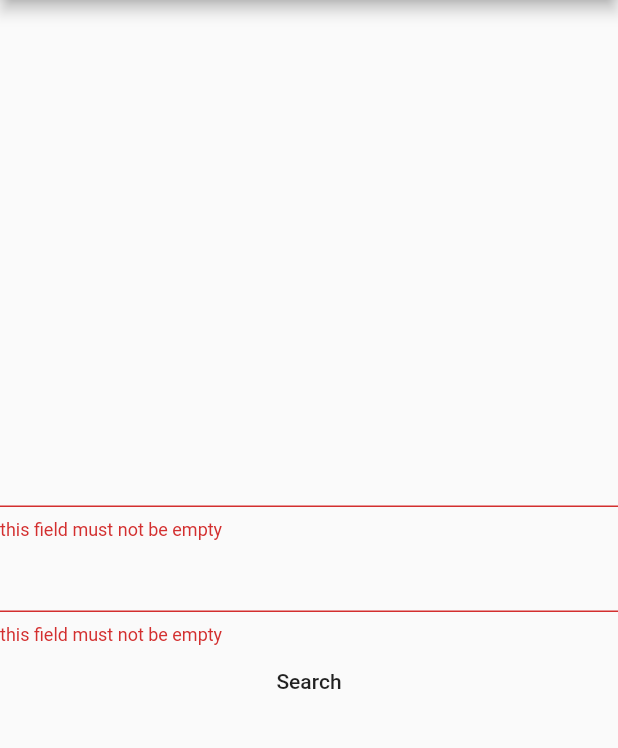
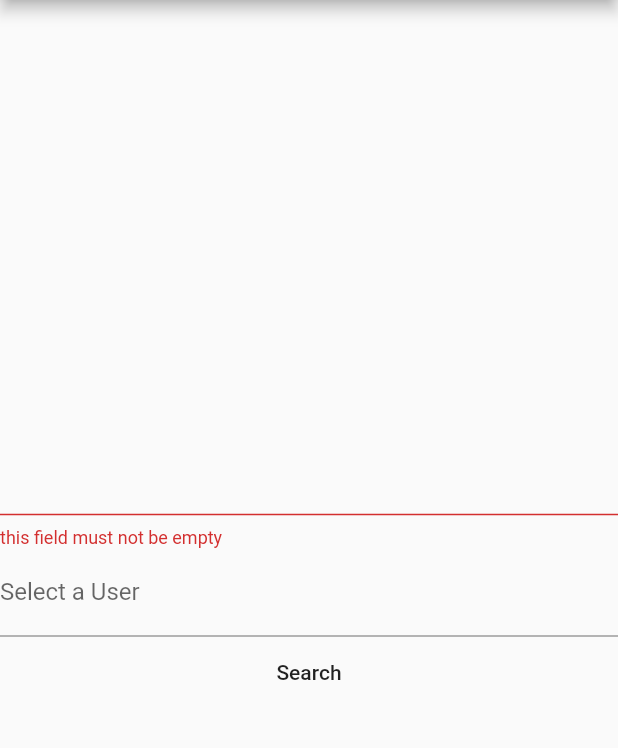
Before and after one commit to AlejandroEndo/lyrics_search_app, a Flutter app: the screen it shows after launch, after a tap on "Search", on a phone screen of 412 x 824 dp, the part 84-832 px from its top. Run offline on Flutter 3.47's test engine with Material 2 defaults, Android fonts, the phone set to English and light mode, and no system bars; our stand-ins replace flutter_typeahead.

Commit message:
title song suggestion implemented
implemented a real time suggestion search for songs title.

Android internet permission config added.

```diff
--- a/lib/models/song.dart
+++ b/lib/models/song.dart
@@ -2,5 +2,5 @@ class Song {
   final String lyrics;
   final String artist;
   final String title;
-  Song({this.lyrics, this.artist, this.title});
+  Song({this.artist, this.title, this.lyrics});
 }
--- a/lib/pages/home_page.dart
+++ b/lib/pages/home_page.dart
@@ -1,11 +1,12 @@
 import 'dart:convert';
 
 import 'package:flutter/material.dart';
-import 'package:http/http.dart' as http;
+import 'package:flutter_typeahead/flutter_typeahead.dart';
+import 'package:provider/provider.dart';
+
 import 'package:lyrics_search_app/models/song.dart';
 import 'package:lyrics_search_app/providers/lyrics_provider.dart';
 import 'package:lyrics_search_app/widgets/song_tile.dart';
-import 'package:provider/provider.dart';
 
 class HomePage extends StatefulWidget {
   @override
@@ -17,11 +18,32 @@ class _HomePageState extends State<HomePage> {
   bool _loading = false;
   Song _song;
 
+  FocusNode _artistNode;
+  FocusNode _titleNode;
+  final _artistCtrl = TextEditingController();
+  // final _songCtrl = TextEditingController();
+
+  // TESTING
+  final TextEditingController _songCtrl = TextEditingController();
+
+  @override
+  void initState() {
+    super.initState();
+    _artistNode = FocusNode();
+    _titleNode = FocusNode();
+  }
+
+  @override
+  void dispose() {
+    _artistNode.dispose();
+    _titleNode.dispose();
+
+    super.dispose();
+  }
+
   @override
   Widget build(BuildContext context) {
     final provider = Provider.of<LyricsProvider>(context);
-    final _artistCtrl = TextEditingController();
-    final _songCtrl = TextEditingController();
 
     return Scaffold(
       appBar: AppBar(
@@ -42,29 +64,65 @@ class _HomePageState extends State<HomePage> {
             children: [
               TextFormField(
                 controller: _artistCtrl,
+                focusNode: _artistNode,
+                onChanged: (value) {
+                  if (_loading) _loading = false;
+                },
                 validator: (value) {
                   if (value.isEmpty) return 'this field must not be empty';
                   return null;
                 },
+                textInputAction: TextInputAction.done,
               ),
-              TextFormField(
-                controller: _songCtrl,
-                validator: (value) {
-                  if (value.isEmpty) return 'this field must not be empty';
-                  return null;
+              TypeAheadFormField(
+                textFieldConfiguration: TextFieldConfiguration(
+                  controller: _songCtrl,
+                  decoration: InputDecoration(labelText: 'Select a User'),
+                  focusNode: _titleNode,
+                  textInputAction: TextInputAction.done,
+                  onSubmitted: (_) => _search(provider),
+                  onTap: () async {
+                    await provider.getSuggestionsByArtist(_artistCtrl.text);
+                  },
+                ),
+                suggestionsCallback: (pattern) {
+                  List<String> matches = List();
+                  matches.addAll(provider.suggestions);
+                  matches.retainWhere(
+                      (s) => s.toLowerCase().contains(pattern.toLowerCase()));
+                  return matches;
                 },
+                itemBuilder: (context, suggestion) {
+                  return ListTile(
+                    title: Text(suggestion),
+                  );
+                },
+                transitionBuilder: (context, suggestionsBox, controller) {
+                  return suggestionsBox;
+                },
+                onSuggestionSelected: (suggestion) {
+                  _songCtrl.text = suggestion;
+                },
+                validator: (val) =>
+                    val.isEmpty ? 'Please select a user...' : null,
               ),
+              // TextFormField(
+              //   controller: _songCtrl,
+              //   onChanged: (value) {
+              //     if (_loading) _loading = false;
+              //   },
+              //   validator: (value) {
+              //     if (value.isEmpty) return 'this field must not be empty';
+              //     return null;
+              //   },
+              //   textInputAction: TextInputAction.done,
+              //   focusNode: _titleNode,
+              //   onFieldSubmitted: (_) async => _search(provider),
+              // ),
               _loading
                   ? Center(child: CircularProgressIndicator())
                   : MaterialButton(
-                      onPressed: () async {
-                        if (_formKey.currentState.validate()) {
-                          setState(() => _loading = true);
-                          await provider.getLyrics(
-                              context, _artistCtrl.text, _songCtrl.text);
-                          setState(() => _loading = false);
-                        }
-                      },
+                      onPressed: () async => _search(provider),
                       child: Text('Search'),
                     ),
               provider.songs.isEmpty
@@ -76,4 +134,15 @@ class _HomePageState extends State<HomePage> {
       ),
     );
   }
+
+  void _search(provider) async {
+    FocusScope.of(context).requestFocus(new FocusNode());
+    if (_formKey.currentState.validate()) {
+      setState(() => _loading = true);
+      await provider.getLyrics(context, _artistCtrl.text, _songCtrl.text);
+      _artistCtrl.clear();
+      _songCtrl.clear();
+      setState(() => _loading = false);
+    }
+  }
 }
--- a/lib/widgets/error_result.dart
+++ b/lib/widgets/error_result.dart
@@ -2,11 +2,13 @@ import 'package:flutter/cupertino.dart';
 import 'package:flutter/material.dart';
 
 class ErrorResult extends StatelessWidget {
+  ErrorResult({Key key, @required this.message}) : super(key: key);
+  final String message;
   @override
   Widget build(BuildContext context) {
     return AlertDialog(
       title: Text('Error'),
-      content: Text('No se encontró lo que buscabas'),
+      content: Text(message),
       actions: [
         MaterialButton(
           onPressed: () => Navigator.pop(context),
--- a/pubspec.yaml
+++ b/pubspec.yaml
@@ -1,6 +1,6 @@
 name: lyrics_search_app
 description: A new Flutter project.
-publish_to: 'none' # Remove this line if you wish to publish to pub.dev
+publish_to: 'none'
 version: 1.0.0+1
 
 environment:
@@ -13,6 +13,7 @@ dependencies:
   cupertino_icons: ^1.0.0
   provider: ^2.0.1
   http: ^0.12.2
+  flutter_typeahead: ^1.9.2
 
 dev_dependencies:
   flutter_test:
```
Also changed, not shown: lib/api/lyrics_api.dart (+19 -2 lines), lib/providers/lyrics_provider.dart (+30 -2 lines), pubspec.lock, 1 other file.
